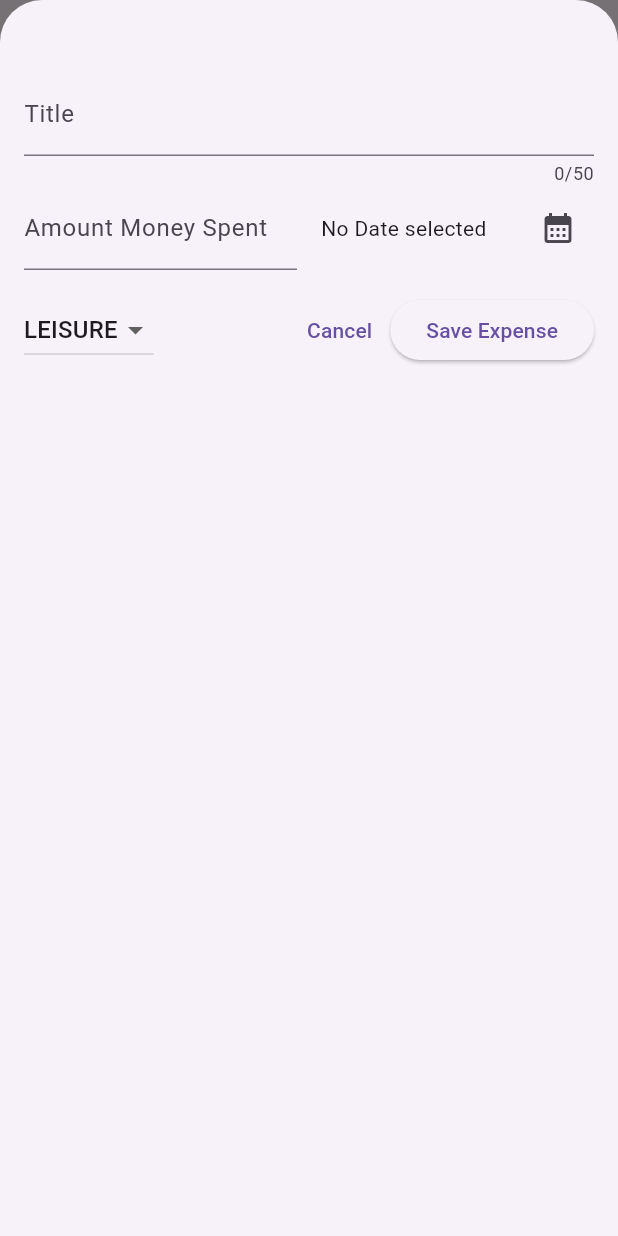
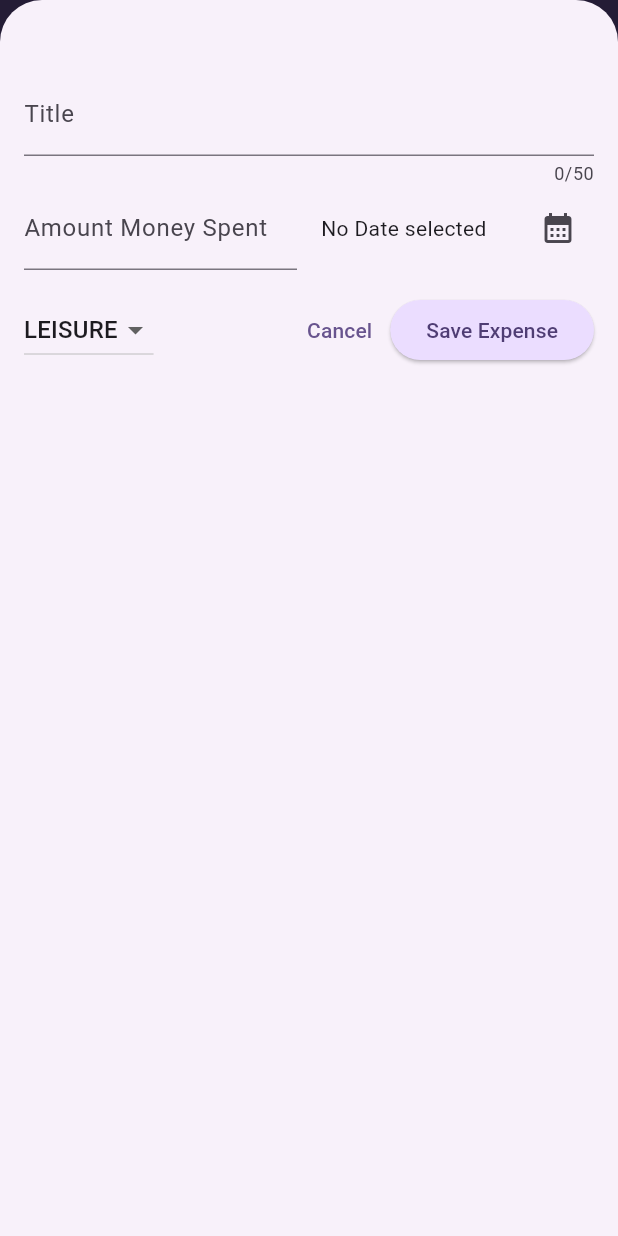
Before and after one commit to abbos9/expense_tracker, a Flutter app: the screen it shows after launch, after a tap on the "add" icon, on a phone screen of 412 x 824 dp. Run offline on Flutter 3.47's test engine with Material 3 defaults, Android fonts, the phone set to English and light mode, and no system bars.

Commit message:
adding new feautures such as Theme

```diff
--- a/lib/main.dart
+++ b/lib/main.dart
@@ -2,10 +2,38 @@ import "package:flutter/material.dart";
 
 import "package:expense_tracker/widgets/expenses.dart";
 
+var kColorScheme = ColorScheme.fromSeed(seedColor: Colors.deepPurple);
+
 void main() {
   runApp(
     MaterialApp(
-      theme: ThemeData(useMaterial3: true),
+      theme: ThemeData().copyWith(
+        colorScheme: kColorScheme,
+        appBarTheme: AppBarTheme().copyWith(
+          backgroundColor: kColorScheme.onPrimaryContainer,
+          foregroundColor: kColorScheme.primaryContainer,
+        ),
+        cardTheme: CardThemeData().copyWith(
+          color: kColorScheme.secondaryContainer,
+          margin: EdgeInsets.symmetric(
+            horizontal: 16,
+            vertical: 8,
+          ),
+        ),
+        elevatedButtonTheme: ElevatedButtonThemeData(
+          style: ElevatedButton.styleFrom(
+            backgroundColor: kColorScheme.primaryContainer,
+            foregroundColor: kColorScheme.onPrimaryContainer,
+          ),
+        ),
+        textTheme: ThemeData().textTheme.copyWith(
+          titleLarge: TextStyle(
+            fontWeight: FontWeight.normal,
+            color: kColorScheme.onSecondaryContainer,
+            fontSize: 14,
+          ),
+        ),
+      ),
       home: Expenses(),
     ),
   );
--- a/lib/widgets/expenses_list/expense_item.dart
+++ b/lib/widgets/expenses_list/expense_item.dart
@@ -15,8 +15,12 @@ class ExpenseItem extends StatelessWidget {
           vertical: 16,
         ),
         child: Column(
+          crossAxisAlignment: CrossAxisAlignment.start,
           children: [
-            Text(expense.title),
+            Text(
+              expense.title,
+              style: Theme.of(context).textTheme.titleLarge,
+            ),
             SizedBox(
               height: 4,
             ),
--- a/lib/widgets/expenses_list/expenses_list.dart
+++ b/lib/widgets/expenses_list/expenses_list.dart
@@ -18,6 +18,12 @@ class ExpensesList extends StatelessWidget {
       itemCount: expenses.length,
       itemBuilder: (ctx, index) => Dismissible(
         key: ValueKey(expenses[index]),
+        background: Container(
+          color: Theme.of(context).colorScheme.error.withOpacity(0.75),
+          margin: EdgeInsets.symmetric(
+            horizontal: Theme.of(context).cardTheme.margin!.horizontal,
+          ),
+        ),
         onDismissed: (direction) => onRemoveExpense(expenses[index]),
         child: ExpenseItem(expenses[index]),
       ),
```
